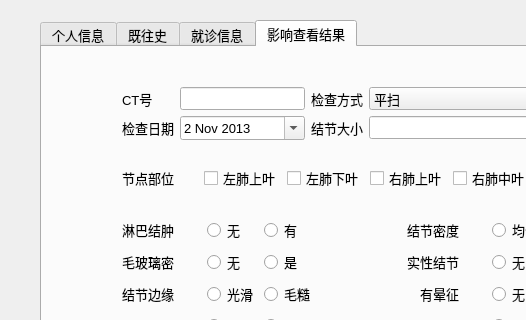
Old version of the form GUI/DesignWindow.ui in the repository hzhaoaf/CTDiagnosis; both pictures show x 0 to 526 and y 0 to 320 of the 731 by 630 pixel window.
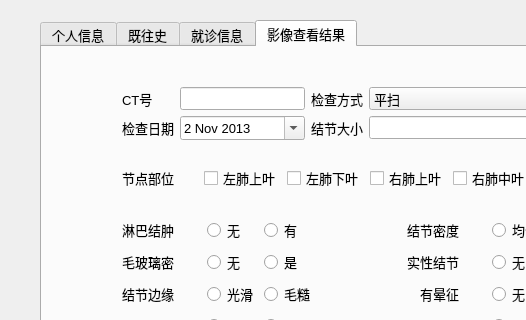
New version of the form. The open tabs and pages were chosen to show the change.

Commit message: Finished binding infos betweeen GUI and Model

```diff
--- a/GUI/DesignWindow.ui
+++ b/GUI/DesignWindow.ui
@@ -883,7 +883,7 @@
    </widget>
    <widget class="QWidget" name="tab_4">
     <attribute name="title">
-     <string>影响查看结果</string>
+     <string>影像查看结果</string>
     </attribute>
     <widget class="QWidget" name="layoutWidget">
      <property name="geometry">
```
Left out of the diff: 2 changed lines with no effect on the pictures. The commit also changes 3 other files.
